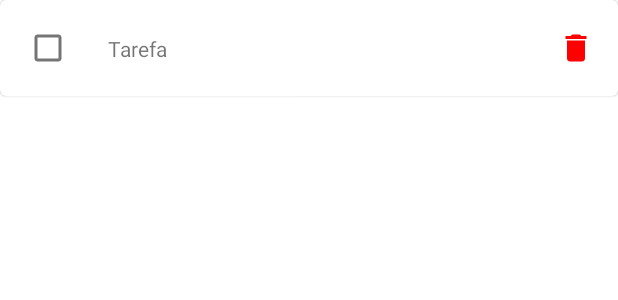
After one commit to anthonyceegp/cursoandroidaula27, an Android app: the layout fragment_tarefa.xml on its own in the app's theme, with its tools: preview values and no code run, on a phone screen of 412 x 824 dp. The commit adds this screen. Shown: the top 300 px of the screen. Run offline under Robolectric (Android 15) with nearby library versions, the phone set to English and light mode, and no system bars.

Commit message:
criar layout do card de tarefa

```diff
--- a/ExercicioAula27/app/build.gradle
+++ b/ExercicioAula27/app/build.gradle
@@ -34,6 +34,7 @@ dependencies {
     implementation 'androidx.core:core-ktx:1.3.2'
     implementation 'androidx.appcompat:appcompat:1.2.0'
     implementation 'androidx.constraintlayout:constraintlayout:2.0.3'
+    implementation 'androidx.legacy:legacy-support-v4:1.0.0'
     testImplementation 'junit:junit:4.12'
     androidTestImplementation 'androidx.test.ext:junit:1.1.2'
     androidTestImplementation 'androidx.test.espresso:espresso-core:3.3.0'
--- /dev/null
+++ b/ExercicioAula27/app/src/main/res/drawable/ic_baseline_delete_24.xml
@@ -0,0 +1,5 @@
+<vector android:height="24dp" android:tint="#FF0000"
+    android:viewportHeight="24" android:viewportWidth="24"
+    android:width="24dp" xmlns:android="http://schemas.android.com/apk/res/android">
+    <path android:fillColor="@android:color/white" android:pathData="M6,19c0,1.1 0.9,2 2,2h8c1.1,0 2,-0.9 2,-2V7H6v12zM19,4h-3.5l-1,-1h-5l-1,1H5v2h14V4z"/>
+</vector>
--- /dev/null
+++ b/ExercicioAula27/app/src/main/res/layout/fragment_tarefa.xml
@@ -0,0 +1,53 @@
+<?xml version="1.0" encoding="utf-8"?>
+<FrameLayout xmlns:android="http://schemas.android.com/apk/res/android"
+    xmlns:app="http://schemas.android.com/apk/res-auto"
+    xmlns:tools="http://schemas.android.com/tools"
+    android:layout_width="match_parent"
+    android:layout_height="match_parent"
+    tools:context=".todolist.view.TarefaFragment">
+
+    <com.google.android.material.card.MaterialCardView
+        android:layout_width="match_parent"
+        android:layout_height="wrap_content"
+        app:layout_constraintBottom_toBottomOf="parent"
+        app:layout_constraintEnd_toEndOf="parent"
+        app:layout_constraintStart_toStartOf="parent"
+        app:layout_constraintTop_toTopOf="parent">
+
+        <androidx.constraintlayout.widget.ConstraintLayout
+            android:layout_width="match_parent"
+            android:layout_height="wrap_content"
+            android:padding="8dp">
+
+            <com.google.android.material.checkbox.MaterialCheckBox
+                android:id="@+id/ckbToDo"
+                android:layout_width="wrap_content"
+                android:layout_height="wrap_content"
+                app:layout_constraintStart_toStartOf="parent"
+                app:layout_constraintTop_toTopOf="parent" />
+
+            <TextView
+                android:id="@+id/textView"
+                android:layout_width="wrap_content"
+                android:layout_height="wrap_content"
+                android:layout_marginStart="16dp"
+                android:text="@string/tarefa"
+                app:layout_constraintBottom_toBottomOf="parent"
+                app:layout_constraintStart_toEndOf="@+id/ckbToDo"
+                app:layout_constraintTop_toTopOf="parent" />
+
+            <com.google.android.material.button.MaterialButton
+                android:id="@+id/materialButton"
+                style="@style/Widget.MaterialComponents.Button.TextButton.Icon"
+                android:layout_width="40dp"
+                android:layout_height="wrap_content"
+                app:icon="@drawable/ic_baseline_delete_24"
+                app:iconTint="@color/colorButtonIcon"
+                app:layout_constraintEnd_toEndOf="parent"
+                app:layout_constraintTop_toTopOf="parent" />
+
+        </androidx.constraintlayout.widget.ConstraintLayout>
+
+    </com.google.android.material.card.MaterialCardView>
+
+</FrameLayout>
--- a/ExercicioAula27/app/src/main/res/values/colors.xml
+++ b/ExercicioAula27/app/src/main/res/values/colors.xml
@@ -3,4 +3,5 @@
     <color name="colorPrimary">#6200EE</color>
     <color name="colorPrimaryDark">#3700B3</color>
     <color name="colorAccent">#03DAC5</color>
+    <color name="colorButtonIcon">#FF0000</color>
 </resources>
--- a/ExercicioAula27/app/src/main/res/values/strings.xml
+++ b/ExercicioAula27/app/src/main/res/values/strings.xml
@@ -1,3 +1,6 @@
 <resources>
     <string name="app_name">ExercicioAula27</string>
+    <!-- TODO: Remove or change this placeholder text -->
+    <string name="hello_blank_fragment">Hello blank fragment</string>
+    <string name="tarefa">Tarefa</string>
 </resources>
--- a/ExercicioAula27/app/src/main/res/values/styles.xml
+++ b/ExercicioAula27/app/src/main/res/values/styles.xml
@@ -1,6 +1,6 @@
 <resources>
     <!-- Base application theme. -->
-    <style name="AppTheme" parent="Theme.AppCompat.Light.DarkActionBar">
+    <style name="AppTheme" parent="Theme.MaterialComponents.Light.DarkActionBar">
         <!-- Customize your theme here. -->
         <item name="colorPrimary">@color/colorPrimary</item>
         <item name="colorPrimaryDark">@color/colorPrimaryDark</item>
```
Also changed, not shown: ExercicioAula27/app/src/main/java/com/example/exercicioaula27/todolist/view/TarefaFragment.kt (added, +60 -0 lines).
